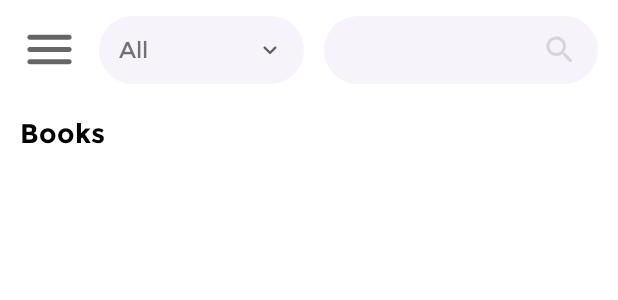
After one commit to Candy98/Book-Man-By-Sandy, an Android app: the layout fragment_book_search.xml on its own in the app's theme, with its tools: preview values and no code run, on a phone screen of 412 x 824 dp. The commit adds this screen. Shown: the top 300 px of the screen. Run offline under Robolectric (Android 15) with nearby library versions, the phone set to English and light mode, and no system bars.

Commit message:
Fragment search added in main activity. Screen is not anymore blank.

```diff
--- a/app/src/main/java/com/example/bookman/MainActivity.kt
+++ b/app/src/main/java/com/example/bookman/MainActivity.kt
@@ -18,6 +18,7 @@ class MainActivity : AppCompatActivity(), MainActivityDelegate {
         super.onCreate(savedInstanceState)
         setContentView(R.layout.activity_main)
         //TODO Author details navigator
+
 /*
         val destination = AuthorDetailsNavigator(navHostFragment.childFragmentManager)
         navHostFragment.findNavController().navigatorProvider.addNavigator(destination)
@@ -36,7 +37,7 @@ class MainActivity : AppCompatActivity(), MainActivityDelegate {
         }
     }
 
-    override fun onSupportNavigateUp() =
+    override fun onNavigateUp() =
         Navigation.findNavController(this, R.id.navHostFragment).navigateUp()
 
 
--- /dev/null
+++ b/app/src/main/res/drawable/ic_round_keyboard_arrow_down_24.xml
@@ -0,0 +1,10 @@
+<vector xmlns:android="http://schemas.android.com/apk/res/android"
+    android:width="24dp"
+    android:height="24dp"
+    android:viewportWidth="24"
+    android:viewportHeight="24"
+    android:tint="?attr/colorControlNormal">
+  <path
+      android:fillColor="@android:color/white"
+      android:pathData="M8.12,9.29L12,13.17l3.88,-3.88c0.39,-0.39 1.02,-0.39 1.41,0 0.39,0.39 0.39,1.02 0,1.41l-4.59,4.59c-0.39,0.39 -1.02,0.39 -1.41,0L6.7,10.7c-0.39,-0.39 -0.39,-1.02 0,-1.41 0.39,-0.38 1.03,-0.39 1.42,0z"/>
+</vector>
--- /dev/null
+++ b/app/src/main/res/drawable/ic_round_menu_24.xml
@@ -0,0 +1,10 @@
+<vector xmlns:android="http://schemas.android.com/apk/res/android"
+    android:width="24dp"
+    android:height="24dp"
+    android:viewportWidth="24"
+    android:viewportHeight="24"
+    android:tint="?attr/colorControlNormal">
+  <path
+      android:fillColor="@android:color/white"
+      android:pathData="M4,18h16c0.55,0 1,-0.45 1,-1s-0.45,-1 -1,-1L4,16c-0.55,0 -1,0.45 -1,1s0.45,1 1,1zM4,13h16c0.55,0 1,-0.45 1,-1s-0.45,-1 -1,-1L4,11c-0.55,0 -1,0.45 -1,1s0.45,1 1,1zM3,7c0,0.55 0.45,1 1,1h16c0.55,0 1,-0.45 1,-1s-0.45,-1 -1,-1L4,6c-0.55,0 -1,0.45 -1,1z"/>
+</vector>
--- /dev/null
+++ b/app/src/main/res/drawable/ic_round_search_24.xml
@@ -0,0 +1,10 @@
+<vector xmlns:android="http://schemas.android.com/apk/res/android"
+    android:width="24dp"
+    android:height="24dp"
+    android:viewportWidth="24"
+    android:viewportHeight="24"
+    android:tint="?attr/colorControlNormal">
+  <path
+      android:fillColor="@android:color/white"
+      android:pathData="M15.5,14h-0.79l-0.28,-0.27c1.2,-1.4 1.82,-3.31 1.48,-5.34 -0.47,-2.78 -2.79,-5 -5.59,-5.34 -4.23,-0.52 -7.79,3.04 -7.27,7.27 0.34,2.8 2.56,5.12 5.34,5.59 2.03,0.34 3.94,-0.28 5.34,-1.48l0.27,0.28v0.79l4.25,4.25c0.41,0.41 1.08,0.41 1.49,0 0.41,-0.41 0.41,-1.08 0,-1.49L15.5,14zM9.5,14C7.01,14 5,11.99 5,9.5S7.01,5 9.5,5 14,7.01 14,9.5 11.99,14 9.5,14z"/>
+</vector>
--- /dev/null
+++ b/app/src/main/res/drawable/shape_edittext.xml
@@ -0,0 +1,13 @@
+<?xml version="1.0" encoding="utf-8"?>
+<shape xmlns:android="http://schemas.android.com/apk/res/android"
+    android:shape="rectangle"
+    >
+<solid
+    android:color="@color/whisper"
+    />
+    <corners
+        android:radius="@dimen/_30sdp"
+        />
+
+
+</shape>
--- a/app/src/main/res/layout/activity_main.xml
+++ b/app/src/main/res/layout/activity_main.xml
@@ -13,6 +13,7 @@
         android:id="@+id/navHostFragment"
         android:name="androidx.navigation.fragment.NavHostFragment"
         android:layout_width="match_parent"
+        app:navGraph="@navigation/nav_graph"
         android:layout_height="match_parent"
         app:defaultNavHost="true" />
 
--- /dev/null
+++ b/app/src/main/res/layout/fragment_book_search.xml
@@ -0,0 +1,114 @@
+<?xml version="1.0" encoding="utf-8"?>
+<androidx.constraintlayout.widget.ConstraintLayout xmlns:android="http://schemas.android.com/apk/res/android"
+    xmlns:app="http://schemas.android.com/apk/res-auto"
+    xmlns:tools="http://schemas.android.com/tools"
+    android:layout_width="match_parent"
+    android:layout_height="match_parent"
+    tools:context="ui.book_search.BookSearchFragment">
+
+    <androidx.constraintlayout.widget.ConstraintLayout
+        android:id="@+id/clHeaderContainer"
+        android:layout_width="match_parent"
+        android:layout_height="wrap_content"
+        app:layout_constraintEnd_toEndOf="parent"
+        app:layout_constraintStart_toStartOf="parent"
+        app:layout_constraintTop_toTopOf="parent">
+
+        <ImageView
+            android:id="@+id/ivMenu"
+            android:layout_width="@dimen/_30sdp"
+            android:layout_height="@dimen/_30sdp"
+            android:layout_marginStart="@dimen/_10sdp"
+            android:layout_marginTop="@dimen/_10sdp"
+            android:layout_marginBottom="@dimen/_10sdp"
+            android:adjustViewBounds="true"
+            android:scaleType="fitCenter"
+            android:src="@drawable/ic_round_menu_24"
+            app:layout_constraintBottom_toBottomOf="parent"
+            app:layout_constraintStart_toStartOf="parent"
+            app:layout_constraintTop_toTopOf="parent" />
+
+        <androidx.constraintlayout.widget.ConstraintLayout
+            android:id="@+id/clSpinnerContainer"
+            android:layout_width="wrap_content"
+            android:layout_height="@dimen/_35sdp"
+            android:layout_marginStart="@dimen/_10sdp"
+            android:background="@drawable/shape_edittext"
+            app:layout_constraintBottom_toBottomOf="@id/ivMenu"
+            app:layout_constraintStart_toEndOf="@id/ivMenu"
+            app:layout_constraintTop_toTopOf="@id/ivMenu"
+
+            >
+
+            <TextView
+                android:id="@+id/tvSpinnerFilter"
+                android:layout_width="@dimen/_60sdp"
+                android:layout_height="@dimen/_35sdp"
+                android:layout_marginStart="@dimen/_10sdp"
+                android:ellipsize="end"
+                android:fontFamily="@font/montserrat_regular"
+                android:gravity="center_vertical"
+                android:text="All"
+                android:textSize="@dimen/_12ssp"
+                app:layout_constraintBottom_toBottomOf="parent"
+                app:layout_constraintEnd_toStartOf="@id/ivDown"
+                app:layout_constraintStart_toStartOf="parent"
+                app:layout_constraintTop_toTopOf="parent" />
+
+            <ImageView
+                android:id="@+id/ivDown"
+                android:layout_width="wrap_content"
+                android:layout_height="wrap_content"
+                android:adjustViewBounds="true"
+                android:padding="@dimen/_10sdp"
+                android:scaleType="fitCenter"
+                android:src="@drawable/ic_round_keyboard_arrow_down_24"
+                app:layout_constraintBottom_toBottomOf="parent"
+                app:layout_constraintEnd_toEndOf="parent"
+                app:layout_constraintTop_toTopOf="parent" />
+
+
+        </androidx.constraintlayout.widget.ConstraintLayout>
+
+        <EditText
+            android:layout_width="0dp"
+            android:layout_height="@dimen/_35sdp"
+            android:layout_marginStart="@dimen/_10sdp"
+            android:layout_marginEnd="@dimen/_10sdp"
+            android:background="@drawable/shape_edittext"
+            android:drawableEnd="@drawable/ic_round_search_24"
+            android:drawablePadding="@dimen/_10sdp"
+            android:drawableTint="@color/mischka"
+            android:fontFamily="@font/montserrat_regular"
+            android:imeOptions="actionSearch"
+            android:paddingStart="@dimen/_10sdp"
+            android:paddingEnd="@dimen/_10sdp"
+            android:textSize="@dimen/_12ssp"
+            app:layout_constraintBottom_toBottomOf="@id/ivMenu"
+            app:layout_constraintEnd_toEndOf="parent"
+            app:layout_constraintStart_toEndOf="@id/clSpinnerContainer"
+            app:layout_constraintTop_toTopOf="@id/ivMenu"
+
+
+            />
+
+
+    </androidx.constraintlayout.widget.ConstraintLayout>
+
+    <TextView
+        android:id="@+id/tvBooks"
+        android:layout_width="@dimen/_60sdp"
+        android:layout_height="@dimen/_35sdp"
+        android:layout_marginStart="@dimen/_10sdp"
+        android:ellipsize="end"
+        android:fontFamily="@font/montserrat_bold"
+        android:gravity="center_vertical"
+        android:text="@string/books"
+        android:textColor="@color/black"
+        android:textSize="@dimen/_14ssp"
+        app:layout_constraintStart_toStartOf="parent"
+        app:layout_constraintTop_toBottomOf="@id/clHeaderContainer"
+      />
+
+
+</androidx.constraintlayout.widget.ConstraintLayout>
--- a/app/src/main/res/values/colors.xml
+++ b/app/src/main/res/values/colors.xml
@@ -7,4 +7,6 @@
     <color name="teal_700">#FF018786</color>
     <color name="black">#FF000000</color>
     <color name="white">#FFFFFFFF</color>
+    <color name="whisper">#f6f3fa</color>
+    <color name="mischka">#d7d3db</color>
 </resources>
--- a/app/src/main/res/values/strings.xml
+++ b/app/src/main/res/values/strings.xml
@@ -2,4 +2,6 @@
     <string name="app_name">BookMan</string>
     <string name="navigation_drawer_open">Nav Drawer Open</string>
     <string name="navigation_drawer_close">Nav Drawer Close</string>
+    <string name="book_search">book Search</string>
+    <string name="books">Books</string>
 </resources>
--- a/app/src/main/res/values/themes.xml
+++ b/app/src/main/res/values/themes.xml
@@ -1,6 +1,6 @@
 <resources xmlns:tools="http://schemas.android.com/tools">
     <!-- Base application theme. -->
-    <style name="Theme.BookMan" parent="Theme.MaterialComponents.DayNight.DarkActionBar">
+    <style name="Theme.BookMan" parent="Theme.MaterialComponents.DayNight.NoActionBar">
         <!-- Primary brand color. -->
         <item name="colorPrimary">@color/purple_500</item>
         <item name="colorPrimaryVariant">@color/purple_700</item>
@@ -13,4 +13,6 @@
         <item name="android:statusBarColor" tools:targetApi="l">?attr/colorPrimaryVariant</item>
         <!-- Customize your theme here. -->
     </style>
+    <style name="AppTheme.AppBarOverlay" parent="ThemeOverlay.AppCompat.Dark.ActionBar" />
+
 </resources>
```
Also changed, not shown: app/src/main/java/com/example/bookman/ui/book_search/BookSearchFragment.kt (+83 -1 lines), app/src/main/java/com/example/bookman/ui/book_search/BookSearchViewModel.kt (+40 -1 lines), app/src/main/res/navigation/nav_graph.xml (added, +13 -0 lines).
